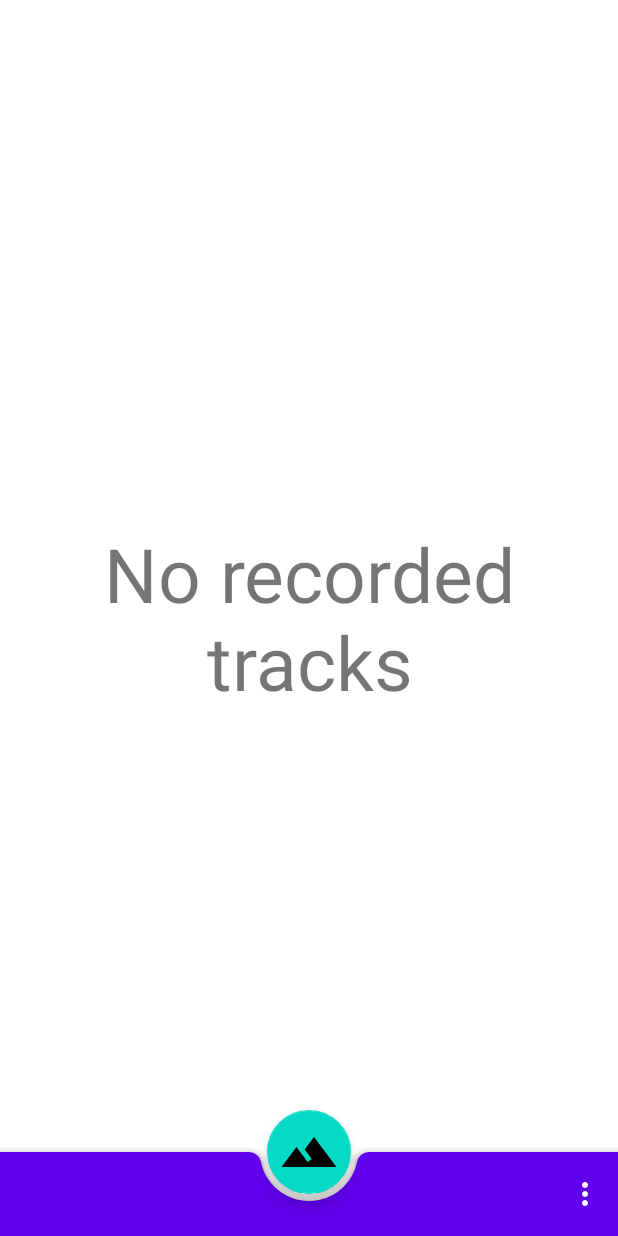
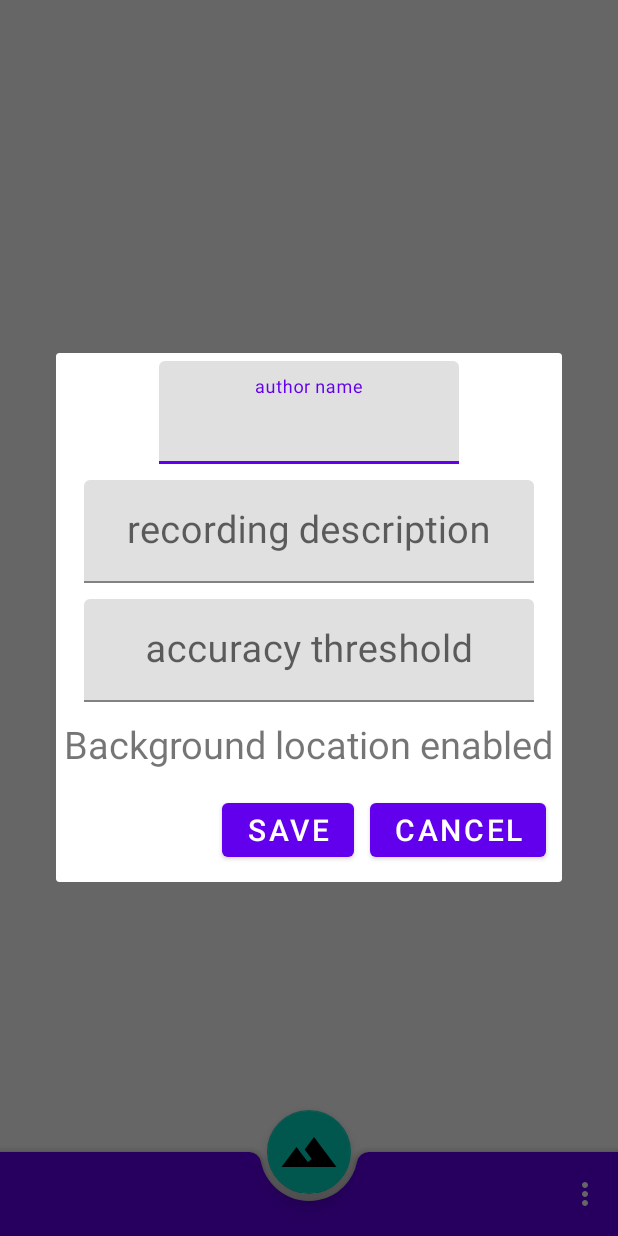
Before and after one commit to matmazurk/Tracker, an Android app: the screen it shows after launch (TrackerActivity), in the options menu, after a tap on "Options", on a phone screen of 412 x 824 dp. Run offline under Robolectric (Android 15) with nearby library versions, the phone set to English and light mode, and no system bars; our stand-ins replace Room's generated code, data binding; libraries missing offline, so code that uses them is left out: com.karumi.dexter; 5 statements that could not run were skipped.

Commit message:
[code][UI] added options dialog, options data store, moved file creation to async on Dispatchers.IO

```diff
--- a/app/src/main/java/com/mat/tracker/FileRepository.kt
+++ b/app/src/main/java/com/mat/tracker/FileRepository.kt
@@ -1,5 +1,6 @@
 package com.mat.tracker
 
+import android.annotation.SuppressLint
 import android.content.Context
 import android.net.Uri
 import android.os.FileObserver
@@ -8,6 +9,8 @@ import androidx.annotation.MainThread
 import androidx.core.content.FileProvider
 import androidx.lifecycle.LiveData
 import androidx.lifecycle.MutableLiveData
+import kotlinx.coroutines.*
+import kotlinx.coroutines.flow.collect
 import org.koin.core.component.KoinComponent
 import org.koin.core.component.inject
 import org.xmlpull.v1.XmlPullParserFactory
@@ -27,6 +30,7 @@ class FileRepository : KoinComponent {
         get() = _files
 
     private val context: Context by inject()
+    private val optionsDataStore: OptionsDataStore by inject()
     private val appDirPath = "${context.filesDir}/"
     private val _newFileEvent: MutableLiveData<Event<String?>> = MutableLiveData()
     private val _files: MutableLiveData<List<Uri>> = MutableLiveData()
@@ -67,20 +71,33 @@ class FileRepository : KoinComponent {
                 FileProvider.getUriForFile(context, context.applicationContext.packageName + ".provider", it)
             }
 
-    fun writeLocationsToFile(
+    suspend fun writeLocationsToFile(
         filename: String,
-        locations: List<LocationData>
+        locations: List<LocationData>,
     ): String? {
-        val currentDate = Date()
-        return writeGpxFile(
-            locations,
-            filename,
-            "",
-            "",
-            currentDate.time
-        )
+        return CoroutineScope(Dispatchers.IO).async {
+            val currentDate = Date()
+            var authorName = ""
+            var description = ""
+            with(optionsDataStore) {
+                authorNameFlow.collect {
+                    authorName = it
+                }
+                recordingDescriptionFlow.collect {
+                    description = it
+                }
+            }
+            return@async writeGpxFile(
+                locations,
+                filename,
+                description,
+                authorName,
+                currentDate.time
+            )
+        }.await()
     }
 
+    @SuppressLint("NewApi")
     fun removeFile(uri: Uri) {
         context.contentResolver.delete(uri, null)
     }
--- a/app/src/main/java/com/mat/tracker/KoinModule.kt
+++ b/app/src/main/java/com/mat/tracker/KoinModule.kt
@@ -23,6 +23,10 @@ val appModule = module {
     }
 
     single {
+        OptionsDataStore(androidContext())
+    }
+
+    single {
         FileRepository()
     }
 
@@ -31,6 +35,6 @@ val appModule = module {
     }
 
     viewModel {
-        LocationsViewModel(get(), get())
+        LocationsViewModel(get(), get(), get())
     }
 }
--- a/app/src/main/java/com/mat/tracker/LocationsViewModel.kt
+++ b/app/src/main/java/com/mat/tracker/LocationsViewModel.kt
@@ -3,12 +3,14 @@ package com.mat.tracker
 import android.net.Uri
 import androidx.lifecycle.*
 import kotlinx.coroutines.delay
+import kotlinx.coroutines.flow.collect
 import kotlinx.coroutines.launch
 import java.util.*
 
 class LocationsViewModel(
     private val fileRepository: FileRepository,
     private val locationRepository: LocationRepository,
+    private val optionsDataStore: OptionsDataStore,
 ) : ViewModel() {
 
     val passedTimeString: LiveData<String>
@@ -56,7 +58,11 @@ class LocationsViewModel(
     fun stopFileObserver() = fileRepository.stopFileObserver()
 
     fun saveLocationsToFile(filename: String) = viewModelScope.launch {
-        val locations = locationRepository.getLocations().filter { it.accuracy <= ACCURACY_THRESHOLD }
+        var accuracyThreshold = ACCURACY_THRESHOLD
+        optionsDataStore.accuracyThresholdFlow.collect {
+            accuracyThreshold = it
+        }
+        val locations = locationRepository.getLocations().filter { it.accuracy <= accuracyThreshold }
         if (locations.isNotEmpty()) {
             fileRepository.writeLocationsToFile(filename, locations)?.let {
                 _fileCreationFailure.value =
--- /dev/null
+++ b/app/src/main/java/com/mat/tracker/OptionsDataStore.kt
@@ -0,0 +1,53 @@
+package com.mat.tracker
+
+import android.content.Context
+import androidx.datastore.preferences.core.edit
+import androidx.datastore.preferences.core.intPreferencesKey
+import androidx.datastore.preferences.core.stringPreferencesKey
+import androidx.datastore.preferences.createDataStore
+import kotlinx.coroutines.flow.Flow
+import kotlinx.coroutines.flow.map
+import kotlinx.coroutines.flow.take
+
+class OptionsDataStore(context: Context) {
+    private val NAME_KEY = stringPreferencesKey("name")
+    private val DESCRIPTION_KEY = stringPreferencesKey("description")
+    private val ACCURACY_KEY = intPreferencesKey("accuracy")
+    private val dataStore = context.createDataStore(context.getString(R.string.options_db_name))
+
+    val authorNameFlow: Flow<String> = dataStore.data
+        .map { preferences ->
+            preferences[NAME_KEY] ?: ""
+        }
+        .take(1)
+    val recordingDescriptionFlow: Flow<String> = dataStore.data
+        .map { preferences ->
+            preferences[DESCRIPTION_KEY] ?: ""
+        }
+        .take(1)
+    val accuracyThresholdFlow: Flow<Int> = dataStore.data
+        .map { preferences ->
+            preferences[ACCURACY_KEY] ?: 20
+        }
+        .take(1)
+
+
+    suspend fun saveAuthorName(name: String) {
+        dataStore.edit { preferences ->
+            preferences[NAME_KEY] = name
+        }
+    }
+
+    suspend fun saveRecordingDescription(description: String) {
+        dataStore.edit { preferences ->
+            preferences[DESCRIPTION_KEY] = description
+        }
+    }
+
+    suspend fun saveAccuracyThreshold(threshold: Int) {
+        dataStore.edit { preferences ->
+            preferences[ACCURACY_KEY] = threshold
+        }
+    }
+
+}
--- /dev/null
+++ b/app/src/main/java/com/mat/tracker/OptionsDialog.kt
@@ -0,0 +1,70 @@
+package com.mat.tracker
+
+import android.Manifest
+import android.content.pm.PackageManager
+import android.os.Bundle
+import android.util.Log
+import androidx.fragment.app.Fragment
+import android.view.LayoutInflater
+import android.view.View
+import android.view.ViewGroup
+import androidx.fragment.app.DialogFragment
+import androidx.lifecycle.lifecycleScope
+import com.mat.tracker.databinding.DialogOptionsBinding
+import kotlinx.coroutines.flow.collect
+import kotlinx.coroutines.flow.take
+import kotlinx.coroutines.launch
+import org.koin.android.ext.android.inject
+import org.koin.core.component.KoinComponent
+
+class OptionsDialog : DialogFragment(), KoinComponent {
+
+    private var binding: DialogOptionsBinding? = null
+    private val optionsDataStore: OptionsDataStore by inject()
+
+    override fun onCreateView(inflater: LayoutInflater, container: ViewGroup?, savedInstanceState: Bundle?): View? {
+        binding = DialogOptionsBinding.inflate(inflater, container, false)
+        return binding?.root
+    }
+
+    override fun onViewCreated(view: View, savedInstanceState: Bundle?) {
+        binding?.apply {
+            lifecycleScope.launch {
+                with(optionsDataStore) {
+                    authorNameFlow.collect { name ->
+                        tietAuthorName.setText(name)
+                    }
+                    recordingDescriptionFlow.collect { description ->
+                        tietRecordingDescription.setText(description)
+                    }
+                    accuracyThresholdFlow.collect { accuracy ->
+                        tietAccuracyThreshold.setText(accuracy.toString())
+                    }
+                }
+            }
+            tvBackgroundEnhanced.text =
+                if (context?.hasPermission(Manifest.permission.ACCESS_BACKGROUND_LOCATION) == true)
+                    getString(R.string.background_enhanced, getString(R.string.enabled))
+                else
+                    getString(R.string.background_enhanced, getString(R.string.disabled))
+            btSave.setOnClickListener {
+                lifecycleScope.launch {
+                    with(optionsDataStore) {
+                        saveAuthorName(tietAuthorName.text.toString())
+                        saveRecordingDescription(tietRecordingDescription.text.toString())
+                        saveAccuracyThreshold(tietAccuracyThreshold.text.toString().toInt())
+                    }
+                }
+                dismiss()
+            }
+            btCancel.setOnClickListener {
+                dismiss()
+            }
+        }
+    }
+
+    override fun onDestroyView() {
+        super.onDestroyView()
+        binding = null
+    }
+}
--- a/app/src/main/java/com/mat/tracker/TrackerActivity.kt
+++ b/app/src/main/java/com/mat/tracker/TrackerActivity.kt
@@ -238,7 +238,8 @@ class TrackerActivity : AppCompatActivity(), RemainingPointsDialog.Callbacks {
                     true
                 }
                 R.id.options -> {
-
+                    val optionsDialog = OptionsDialog()
+                    optionsDialog.show(supportFragmentManager, "options dialog")
                     true
                 }
                 R.id.share -> {
--- /dev/null
+++ b/app/src/main/res/layout/dialog_options.xml
@@ -0,0 +1,94 @@
+<?xml version="1.0" encoding="utf-8"?>
+<LinearLayout
+    xmlns:android="http://schemas.android.com/apk/res/android"
+    xmlns:app="http://schemas.android.com/apk/res-auto"
+    xmlns:tools="http://schemas.android.com/tools"
+    android:layout_width="wrap_content"
+    android:layout_height="wrap_content"
+    android:orientation="vertical"
+    android:layout_margin="10dp"
+    tools:context=".OptionsDialog">
+
+    <com.google.android.material.textfield.TextInputLayout
+        android:layout_width="wrap_content"
+        android:layout_height="wrap_content"
+        android:layout_gravity="center_horizontal"
+        android:layout_margin="@dimen/options_dialog_element_margin"
+        android:hint="@string/author_name">
+
+        <com.google.android.material.textfield.TextInputEditText
+            android:id="@+id/tiet_author_name"
+            android:layout_width="wrap_content"
+            android:layout_height="wrap_content"
+            android:gravity="center"
+            android:minWidth="200dp"
+            android:textSize="@dimen/options_dialog_text_size"/>
+    </com.google.android.material.textfield.TextInputLayout>
+
+    <com.google.android.material.textfield.TextInputLayout
+        android:layout_width="wrap_content"
+        android:layout_height="wrap_content"
+        android:layout_gravity="center_horizontal"
+        android:layout_margin="@dimen/options_dialog_element_margin"
+        android:hint="@string/recording_description">
+
+        <com.google.android.material.textfield.TextInputEditText
+            android:id="@+id/tiet_recording_description"
+            android:layout_width="wrap_content"
+            android:layout_height="wrap_content"
+            android:gravity="center"
+            android:minWidth="300dp"
+            android:textSize="@dimen/options_dialog_text_size"/>
+    </com.google.android.material.textfield.TextInputLayout>
+
+    <com.google.android.material.textfield.TextInputLayout
+        android:layout_width="wrap_content"
+        android:layout_height="wrap_content"
+        android:layout_gravity="center_horizontal"
+        android:layout_margin="@dimen/options_dialog_element_margin"
+        android:hint="@string/accuracy_threshold">
+
+        <com.google.android.material.textfield.TextInputEditText
+            android:id="@+id/tiet_accuracy_threshold"
+            android:layout_width="wrap_content"
+            android:layout_height="wrap_content"
+            android:inputType="numberDecimal"
+            android:gravity="center"
+            android:minWidth="300dp"
+            android:textSize="@dimen/options_dialog_text_size"/>
+    </com.google.android.material.textfield.TextInputLayout>
+
+    <com.google.android.material.textview.MaterialTextView
+        android:id="@+id/tv_background_enhanced"
+        android:layout_width="wrap_content"
+        android:layout_height="wrap_content"
+        android:layout_gravity="center_horizontal"
+        android:layout_margin="@dimen/options_dialog_element_margin"
+        android:textSize="@dimen/options_dialog_text_size"/>
+
+    <LinearLayout
+        android:layout_width="wrap_content"
+        android:layout_height="wrap_content"
+        android:layout_gravity="end"
+        android:padding="@dimen/options_dialog_element_margin"
+        android:orientation="horizontal">
+
+        <com.google.android.material.button.MaterialButton
+            android:id="@+id/bt_save"
+            android:layout_width="wrap_content"
+            android:layout_height="wrap_content"
+            android:textSize="@dimen/options_dialog_button_text_size"
+            android:text="@string/save"
+            android:layout_margin="@dimen/options_dialog_element_margin"/>
+
+        <com.google.android.material.button.MaterialButton
+            android:id="@+id/bt_cancel"
+            android:layout_width="wrap_content"
+            android:layout_height="wrap_content"
+            android:textSize="@dimen/options_dialog_button_text_size"
+            android:text="@string/cancel"
+            android:layout_margin="@dimen/options_dialog_element_margin"/>
+    </LinearLayout>
+
+
+</LinearLayout>
--- a/app/src/main/res/values/dimens.xml
+++ b/app/src/main/res/values/dimens.xml
@@ -1,4 +1,7 @@
 <?xml version="1.0" encoding="utf-8"?>
 <resources>
     <dimen name="ic_gpx_max_width">100dp</dimen>
+    <dimen name="options_dialog_text_size">25sp</dimen>
+    <dimen name="options_dialog_button_text_size">20sp</dimen>
+    <dimen name="options_dialog_element_margin">5dp</dimen>
 </resources>
--- a/app/src/main/res/values/strings.xml
+++ b/app/src/main/res/values/strings.xml
@@ -1,6 +1,7 @@
 <resources>
     <string name="app_name">Tracker</string>
     <string name="permissions_db_name">permissions</string>
+    <string name="options_db_name">options</string>
     <string name="options">Options</string>
     <string name="content_description_options">Tracking options...</string>
     <string name="content_description_fab">Start tracking FAB</string>
@@ -21,4 +22,10 @@
     <string name="enhance_app_with_background_location_permissions">Enhance app with background location permissions.</string>
     <string name="delete_file">Delete file</string>
     <string name="delete_selected_files">Delete selected files</string>
+    <string name="author_name">author name</string>
+    <string name="recording_description">recording description</string>
+    <string name="background_enhanced">Background location %1$s</string>
+    <string name="enabled">enabled</string>
+    <string name="disabled">disabled</string>
+    <string name="accuracy_threshold">accuracy threshold</string>
 </resources>
```
Also changed, not shown: app/src/main/java/com/mat/tracker/Utils.kt (line endings or trailing spaces).
